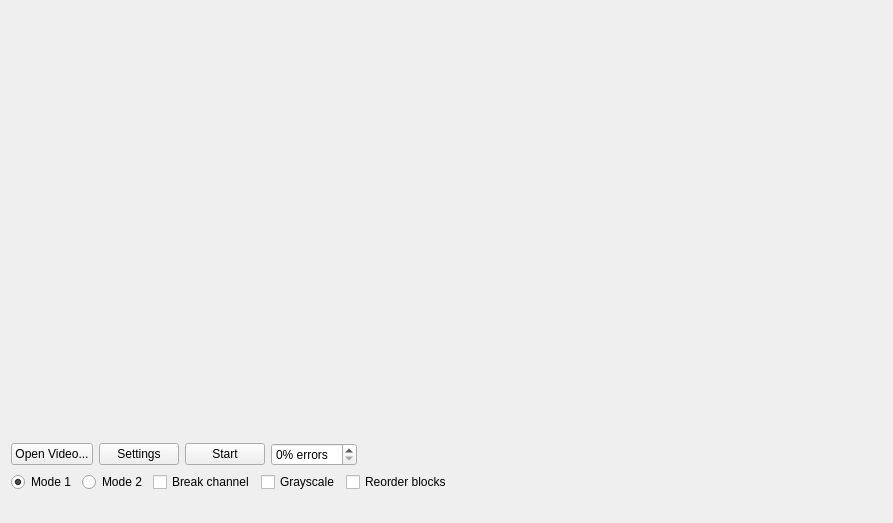
First picture: the form in Corrupt/mainwindow.ui, repository snikulov/vidstream, before the edit.
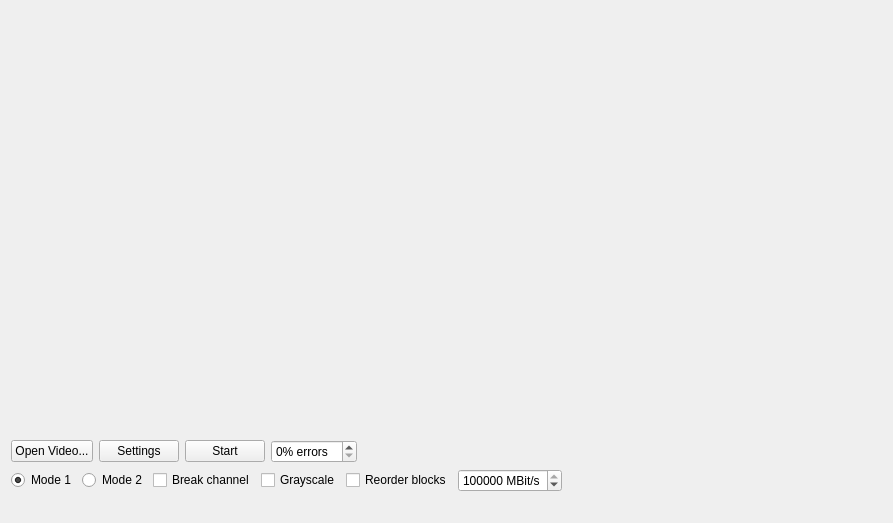
Second picture: the form after the edit.

The edit to the form file:
```diff
--- a/Corrupt/mainwindow.ui
+++ b/Corrupt/mainwindow.ui
@@ -129,6 +129,22 @@
         </property>
        </widget>
       </item>
+      <item>
+       <widget class="QSpinBox" name="bandwidthSpinBox">
+        <property name="suffix">
+         <string> MBit/s</string>
+        </property>
+        <property name="minimum">
+         <number>1</number>
+        </property>
+        <property name="maximum">
+         <number>1000000000</number>
+        </property>
+        <property name="value">
+         <number>10000000</number>
+        </property>
+       </widget>
+      </item>
       <item>
        <spacer name="horizontalSpacer_2">
         <property name="orientation">
```
